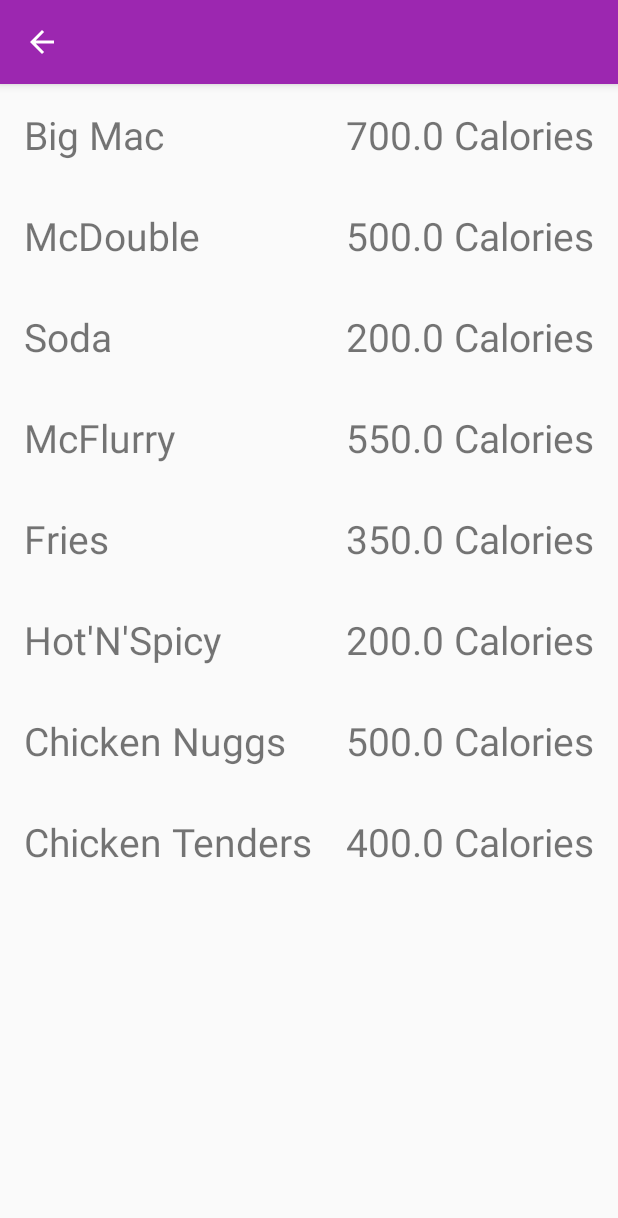
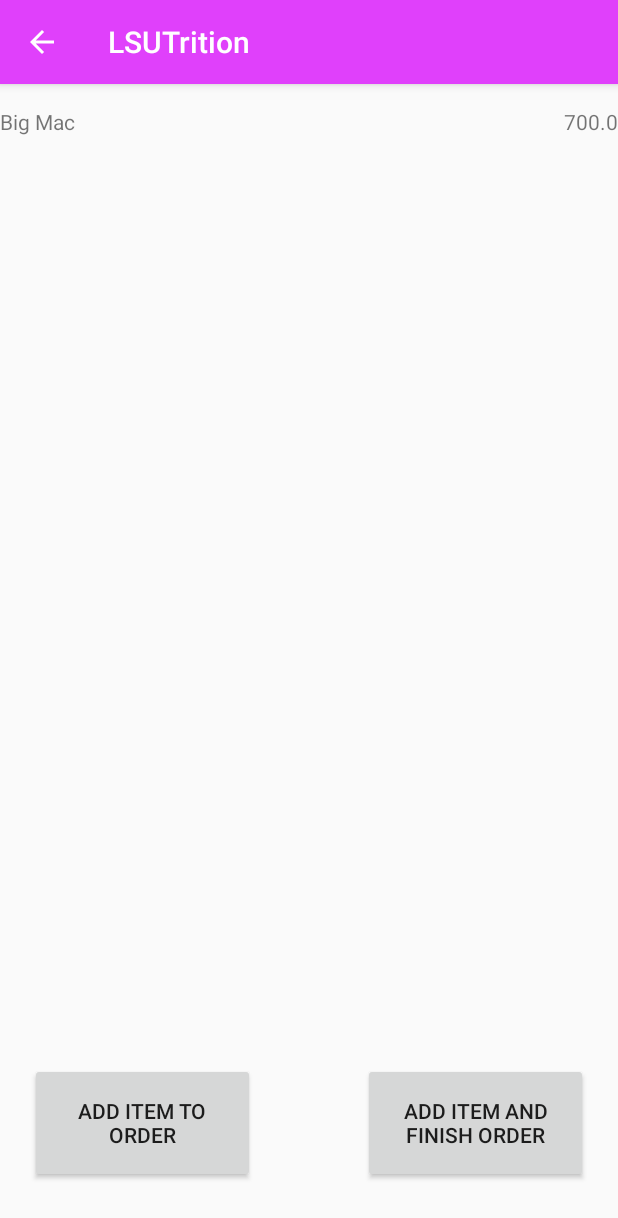
Before and after one commit to dadonze/LSUTrition, an Android app: the restaurant_menu_activity screen opened directly, with no data from a screen before it, after a tap on "Big Mac", on a phone screen of 412 x 824 dp. Shown: the top 1218 px of the screen. Run offline under Robolectric (Android 15) with nearby library versions, the phone set to English and light mode, and no system bars.

Commit message:
Add "Add to Cart" Functionality Fix Bugs Refactor menu list item XMl

```diff
--- a/app/build.gradle
+++ b/app/build.gradle
@@ -20,6 +20,7 @@ android {
 
 dependencies {
     compile 'com.google.android.gms:play-services-auth:11.6.0'
+    implementation 'com.google.android.gms:play-services-drive:11.6.0'
     implementation fileTree(dir: 'libs', include: ['*.jar'])
     implementation 'com.android.support:appcompat-v7:26.1.0'
     implementation 'com.android.support.constraint:constraint-layout:1.0.2'
--- /dev/null
+++ b/app/src/main/java/csc4330/lsutrition/Add_Item_To_Cart_Activity.java
@@ -0,0 +1,49 @@
+package csc4330.lsutrition;
+
+import android.content.Intent;
+import android.support.v7.app.ActionBar;
+import android.support.v7.app.AppCompatActivity;
+import android.os.Bundle;
+import android.view.View;
+import android.widget.TextView;
+import android.widget.Toast;
+
+public class Add_Item_To_Cart_Activity extends AppCompatActivity {
+        TextView calorieView;
+        private String itemName;
+        private Float itemCalories;
+    @Override
+    protected void onCreate(Bundle savedInstanceState) {
+        super.onCreate(savedInstanceState);
+        setContentView(R.layout.activity_add__item__to__cart_);
+        ActionBar actionBar = this.getSupportActionBar();
+        Intent start = getIntent();
+        if (actionBar != null) {
+            actionBar.setDisplayHomeAsUpEnabled(true);
+        }
+        calorieView = findViewById(R.id.item_view_calories);
+        TextView itemNameView = findViewById(R.id.item_view_name);
+        itemName = start.getStringExtra("Item Name");
+        itemCalories = start.getFloatExtra("CaloriesF",300);
+
+        itemNameView.setText(itemName);
+        calorieView.setText(start.getStringExtra("CaloriesS"));
+
+    }
+
+    public void addToCart(View view){
+        User_Order_Cart cart = User_Order_Cart.createUser_Order_Cart();
+        cart.addItem(new RestaurantMenuItem(itemName,itemCalories));
+        String toastMessage = itemName + " Added to your Order";
+        Toast.makeText(this, toastMessage, Toast.LENGTH_LONG).show();
+        finish();
+
+    }
+    public void addAndFinish(View view){
+        User_Order_Cart cart = User_Order_Cart.createUser_Order_Cart();
+        cart.addItem(new RestaurantMenuItem(itemName,itemCalories));
+        Intent intent = new Intent(this,Finish_Order_Activity.class);
+        startActivity(intent);
+    }
+
+}
--- a/app/src/main/java/csc4330/lsutrition/FakeDataUtils.java
+++ b/app/src/main/java/csc4330/lsutrition/FakeDataUtils.java
@@ -3,7 +3,10 @@ package csc4330.lsutrition;
 /**
  * Created by Danny on 11/22/2017.
  */
-
+/*
+    FakeDataUtils is a utility class designed for assiting in debugging and providing a safety net in the event
+    of a Server or Internet issue during the presentation
+ */
 public class FakeDataUtils {
 
     public static String[] generateData(){
--- a/app/src/main/java/csc4330/lsutrition/RestaurantMenuAdapter.java
+++ b/app/src/main/java/csc4330/lsutrition/RestaurantMenuAdapter.java
@@ -6,6 +6,8 @@ import android.view.LayoutInflater;
 import android.view.View;
 import android.view.ViewGroup;
 import android.widget.TextView;
+
+import java.util.ArrayList;
 
 /**
  * Created by Danny on 11/24/2017.
@@ -24,6 +26,7 @@ public class RestaurantMenuAdapter extends RecyclerView.Adapter<RestaurantMenuAd
         numberOfViewHolders = 0;
         restaurantMenuItemClickListener = listener;
     }
+
     /*
         Called whenever a viewholder is created to handle its integration into the RecyclerView Adapter
         @param parent: reference to the parent view(RecylerView in this case)
@@ -83,7 +86,7 @@ public class RestaurantMenuAdapter extends RecyclerView.Adapter<RestaurantMenuAd
          */
         public void bind(int index){
             restaurantItemTextView.setText(menu_items[index].getName());
-            String calorieText = String.valueOf(menu_items[index].getCalories()) + " Calories";
+            String calorieText = String.valueOf(menu_items[index].getCalories());
             restaurantCalorieTextView.setText(calorieText);
         }
         /*
--- a/app/src/main/java/csc4330/lsutrition/restaurant_menu_activity.java
+++ b/app/src/main/java/csc4330/lsutrition/restaurant_menu_activity.java
@@ -7,6 +7,9 @@ import android.support.v7.app.AppCompatActivity;
 import android.os.Bundle;
 import android.support.v7.widget.LinearLayoutManager;
 import android.support.v7.widget.RecyclerView;
+import android.util.Log;
+import android.view.Menu;
+import android.view.MenuInflater;
 import android.view.MenuItem;
 import android.view.View;
 import android.widget.TextView;
@@ -43,6 +46,21 @@ public class restaurant_menu_activity extends AppCompatActivity implements Resta
         recyclerView.setAdapter(restaurantMenuAdapter);
 
     }
+
+    /*
+        Handles the creation of a toolbar menu and displays it to the user
+        @param menu : the predefined menu to be created
+        @return : true if there is a menu made, false unless overriden
+     */
+    @Override
+    public boolean onCreateOptionsMenu(Menu menu) {
+        /* Use AppCompatActivity's method getMenuInflater to get a handle on the menu inflater */
+        MenuInflater inflater = getMenuInflater();
+
+        inflater.inflate(R.menu.restaurant_menu_activity_menu, menu);
+        /* Return true so that the menu is displayed in the Toolbar */
+        return true;
+    }
     /*
         Handles click events on the menu options
         @param item - reference to the element clicked by the user
@@ -54,6 +72,11 @@ public class restaurant_menu_activity extends AppCompatActivity implements Resta
         // When the home button is pressed, take the user back to the VisualizerActivity
         if (id == android.R.id.home) {
             NavUtils.navigateUpFromSameTask(this);
+        }else
+            if (id == R.id.action_finish_order){
+            Intent intent = new Intent(this,Finish_Order_Activity.class);
+            startActivity(intent);
+
         }
         return super.onOptionsItemSelected(item);
     }
@@ -64,9 +87,18 @@ public class restaurant_menu_activity extends AppCompatActivity implements Resta
      */
     @Override
     public void onRestaurantItemClick(int clickedItemIndex, View view) {
-        TextView textView= (TextView) view.findViewById(R.id.tv_selected_restaurant_menu_item_name_RV);
-        String toastMessage = "Clicked " + textView.getText().toString();
+        TextView itemNameView= (TextView) view.findViewById(R.id.tv_selected_restaurant_menu_item_name_RV);
+        TextView calorieView = (TextView) view.findViewById(R.id.tv_selected_restaurant_menu_item_calories_RV);
+        String itemSelectedName = itemNameView.getText().toString();
+        String toastMessage = "Clicked " + itemSelectedName;
         Toast.makeText(this, toastMessage, Toast.LENGTH_LONG).show();
+        Intent intent = new Intent(this,Add_Item_To_Cart_Activity.class);
+        float calories = Float.valueOf(calorieView.getText().toString());
+        Log.d("calories:",String.valueOf(calories));
+        intent.putExtra("Item Name",itemSelectedName);
+        intent.putExtra("CaloriesS", calorieView.getText().toString());
+        intent.putExtra("CaloriesF",calories);
+        startActivity(intent);
 
     }
 }
--- /dev/null
+++ b/app/src/main/res/drawable/ic_shopping_cart_black_24dp.xml
@@ -0,0 +1,4 @@
+<vector android:height="40dp" android:viewportHeight="24.0"
+    android:viewportWidth="24.0" android:width="40dp" xmlns:android="http://schemas.android.com/apk/res/android">
+    <path android:fillColor="@color/colorIconPrimary" android:pathData="M7,18c-1.1,0 -1.99,0.9 -1.99,2S5.9,22 7,22s2,-0.9 2,-2 -0.9,-2 -2,-2zM1,2v2h2l3.6,7.59 -1.35,2.45c-0.16,0.28 -0.25,0.61 -0.25,0.96 0,1.1 0.9,2 2,2h12v-2L7.42,15c-0.14,0 -0.25,-0.11 -0.25,-0.25l0.03,-0.12 0.9,-1.63h7.45c0.75,0 1.41,-0.41 1.75,-1.03l3.58,-6.49c0.08,-0.14 0.12,-0.31 0.12,-0.48 0,-0.55 -0.45,-1 -1,-1L5.21,4l-0.94,-2L1,2zM17,18c-1.1,0 -1.99,0.9 -1.99,2s0.89,2 1.99,2 2,-0.9 2,-2 -0.9,-2 -2,-2z"/>
+</vector>
--- /dev/null
+++ b/app/src/main/res/layout/activity_add__item__to__cart_.xml
@@ -0,0 +1,54 @@
+<?xml version="1.0" encoding="utf-8"?>
+<android.support.constraint.ConstraintLayout xmlns:android="http://schemas.android.com/apk/res/android"
+    xmlns:app="http://schemas.android.com/apk/res-auto"
+    xmlns:tools="http://schemas.android.com/tools"
+    android:layout_width="match_parent"
+    android:layout_height="match_parent"
+    tools:context="csc4330.lsutrition.Add_Item_To_Cart_Activity">
+    <FrameLayout
+        android:layout_width="match_parent"
+        android:layout_height="50dp"
+        >
+        <TextView
+            android:id="@+id/item_view_name"
+            android:layout_width="wrap_content"
+            android:layout_height="wrap_content"
+            android:text="Sample Item :"
+            android:layout_gravity="center_vertical"/>
+        <TextView
+            android:id="@+id/item_view_calories"
+            android:layout_width="wrap_content"
+            android:layout_height="wrap_content"
+            android:text="300 Calories"
+            android:layout_gravity="center_vertical|end"
+            />
+    </FrameLayout>
+    <FrameLayout
+        android:layout_width="match_parent"
+        android:layout_height="match_parent"
+        android:layout_marginBottom="150dp"
+        android:layout_marginTop="50dp">
+
+    </FrameLayout>
+
+    <FrameLayout
+        android:layout_width="match_parent"
+        android:layout_height="150dp"
+        app:layout_constraintBottom_toBottomOf="parent">
+        <Button
+            android:layout_width="150dp"
+            android:layout_height="80dp"
+            android:layout_gravity="center_vertical|start"
+            android:layout_margin="20dp"
+            android:text="@string/add_to_order"
+            android:onClick="addToCart"
+            />
+        <Button
+            android:layout_width="150dp"
+            android:layout_height="80dp"
+            android:layout_gravity="center_vertical|end"
+            android:layout_margin="20dp"
+            android:text="@string/add_to_order_finish"
+            android:onClick="addAndFinish"/>
+    </FrameLayout>
+</android.support.constraint.ConstraintLayout>
--- /dev/null
+++ b/app/src/main/res/menu/restaurant_menu_activity_menu.xml
@@ -0,0 +1,15 @@
+<?xml version="1.0" encoding="utf-8"?>
+<menu xmlns:android="http://schemas.android.com/apk/res/android"
+    xmlns:app="http://schemas.android.com/apk/res-auto">
+
+    <item
+        android:id="@+id/action_finish_order"
+        android:orderInCategory="2"
+        app:showAsAction="ifRoom"
+        android:title="@string/menu_order_checkout"
+        android:icon="@drawable/ic_shopping_cart_black_24dp"
+        />
+
+
+
+</menu>
--- a/app/src/main/res/values/colors.xml
+++ b/app/src/main/res/values/colors.xml
@@ -1,9 +1,12 @@
 <?xml version="1.0" encoding="utf-8"?>
 <resources>
-    <color name="colorPrimary">#9C27B0</color>
-    <color name="colorPrimaryDark">#6a1b9a</color>
-    <color name="colorPrimaryLight">#d05ce3</color>
-    <color name="colorAccent">#ffd740</color>
+    <color name="colorPrimary">#e040fb</color>
+    <color name="colorPrimaryDark">#aa00c7</color>
+    <color name="colorPrimaryLight">#ff79ff</color>
+    <color name="colorAccent">#fff176</color>
     <color name="colorAccentLight">#ffff74</color>
+    <color name="colorAccentDark">#cabf45</color>
+
     <color name="colorIconPrimary">#EAEAEA</color>
+    <color name="backgroundDark">#757575</color>
 </resources>
--- a/app/src/main/res/values/strings.xml
+++ b/app/src/main/res/values/strings.xml
@@ -1,15 +1,26 @@
 <resources>
     <string name="app_name">LSUTrition</string>
+
     <string name="user_history_label">Order History</string>
     <string name="user_trends_label">Your Eating Habits</string>
     <string name="deals_display_label">Fresh Deals</string>
+    <string name="order_display_label">Current Order</string>
+
     <string name="menu_search">Search</string>
     <string name="menu_settings">Settings</string>
     <string name="restaurant_owner">Restaurant Owner</string>
     <string name="menu_sign_out">Sign Out</string>
+
+    <string name="menu_view_order">View Current Order</string>
+    <string name="menu_order_checkout">Finish Order</string>
+
     <string name="title_activity_settings">SettingsActivity</string>
 
-
+    <string name="add_to_order">Add Item to Order</string>
+    <string name="add_to_order_finish"> Add Item and Finish Order</string>
+    <string name="finish_order_text">Finish Order</string>
+    <string name="view_order_items">Your Current Order Contains:</string>
+    <string name="total_calorie_display_text">Your Order\'s Total Calorie Count:</string>
 
 
 </resources>
```
Also changed, not shown: app/src/main/AndroidManifest.xml (+10 -0 lines), app/src/main/java/csc4330/lsutrition/Finish_Order_Activity.java (added, +36 -0 lines), app/src/main/java/csc4330/lsutrition/User_Order_Cart.java (added, +42 -0 lines), app/src/main/res/layout/activity_finish__order_.xml (added, +60 -0 lines), app/src/main/res/layout/menu_list_item.xml (+9 -2 lines), app/src/main/res/values/styles.xml (+10 -1 lines).
